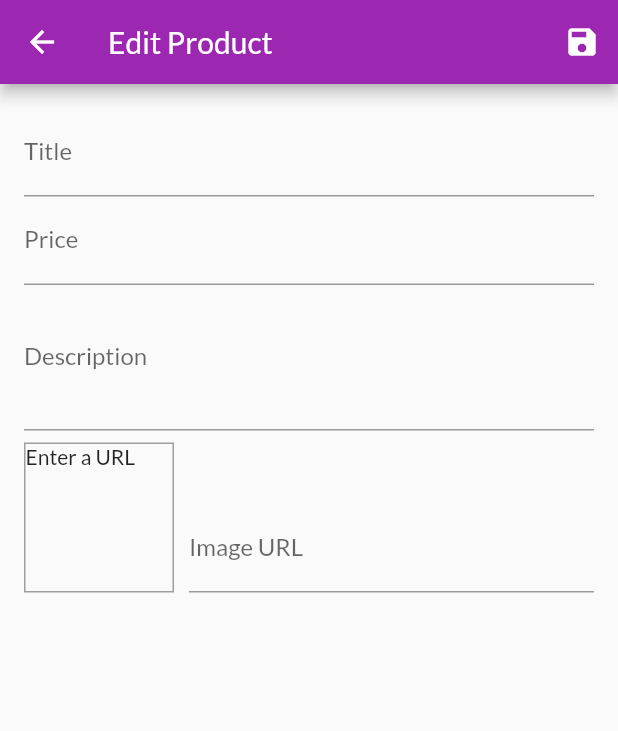
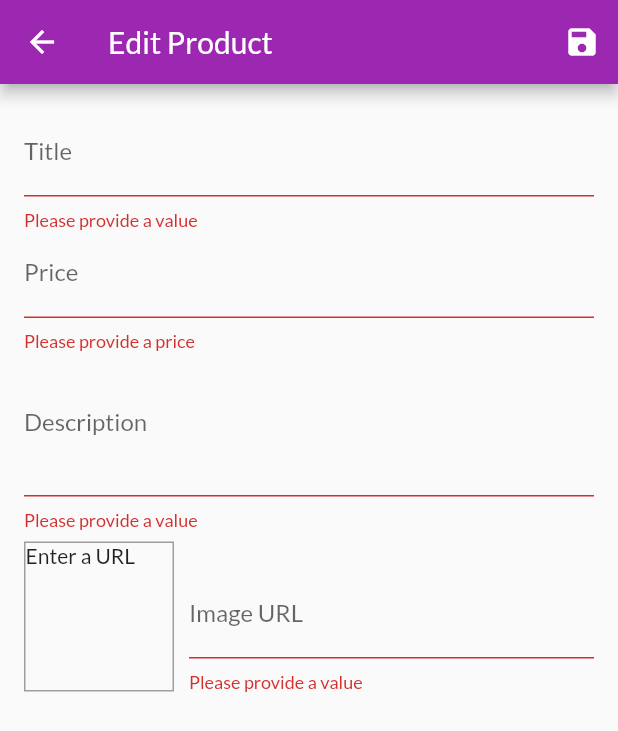
Before and after one commit to eloicasamayor/myshop, a Flutter app: the EditProductScreen screen opened by its route, after a tap on the "save" icon, on a phone screen of 412 x 824 dp. Shown: the top 731 px of the screen. Run offline on Flutter 3.47's test engine with Material 2 defaults, Android fonts, the phone set to English and light mode, and no system bars; network calls fail.

Commit message:
textFormField validation

```diff
--- a/lib/screens/edit_product_screen.dart
+++ b/lib/screens/edit_product_screen.dart
@@ -44,6 +44,11 @@
   }
 
   void _saveForm() {
+    //.validate() retornará true si no hay ningún error, y falso si hay alguno.
+    final _isValid = _form.currentState.validate();
+    if (!_isValid) {
+      return;
+    }
     // podemos acceder al estado del form a través de la globalkey que hemos creado y asociado al form
     _form.currentState.save();
     // .save() llamará el método onSaved en cada formField que hará lo que le digamos
@@ -82,6 +87,19 @@
                     imageUrl: _editedProduct.imageUrl,
                   );
                 },
+                // argumento validator -> definimos una función que valida el valor del input ( el cual lo pasamos como parámetro a la función)
+                // si retorna null, significa que no hay ningún error
+                // si retorna un string, este será el mensaje de error, el que queremos mostrar al usuario.
+                // esta función se puede llamar:
+                // -> Con el argumento auto validate en el widget Form, se lanzará en cada tecla que se presione en el input
+                // -> Podemos llamar a todas las funciones de validación del Form mediante la globalkey: _form.currentState.validate()
+                validator: (value) {
+                  if (value.isEmpty) {
+                    return 'Please provide a value';
+                  }
+
+                  return null;
+                },
               ),
               TextFormField(
                 decoration: InputDecoration(labelText: 'Price'),
@@ -95,6 +113,19 @@
                     price: double.parse(value),
                     imageUrl: _editedProduct.imageUrl,
                   );
+                },
+                validator: (value) {
+                  if (value.isEmpty) {
+                    return 'Please provide a price';
+                  }
+                  if (double.tryParse(value) == null) {
+                    return 'Please enter a valid number';
+                  }
+                  if ((double.parse(value) <= 0) ||
+                      (double.parse(value) >= 1000)) {
+                    return 'Please provide a value between 0 and 10000';
+                  }
+                  return null;
                 },
               ),
               TextFormField(
@@ -110,6 +141,15 @@
                     price: _editedProduct.price,
                     imageUrl: _editedProduct.imageUrl,
                   );
+                },
+                validator: (value) {
+                  if (value.isEmpty) {
+                    return 'Please provide a value';
+                  }
+                  if (value.length < 10) {
+                    return 'Please provide a longer description (10 characters)';
+                  }
+                  return null;
                 },
               ),
               Row(
@@ -155,6 +195,20 @@
                           imageUrl: value,
                         );
                       },
+                      validator: (value) {
+                        if (value.isEmpty) {
+                          return 'Please provide a value';
+                        }
+                        if (!value.startsWith('http')) {
+                          return 'Please provide a valid image URL';
+                        }
+                        if (!value.endsWith('png') &&
+                            !value.endsWith('jpeg') &&
+                            !value.endsWith('jpg')) {
+                          return 'Please provide a valid image URL';
+                        }
+                        return null;
+                      },
                     ),
                   ),
                 ],
```
